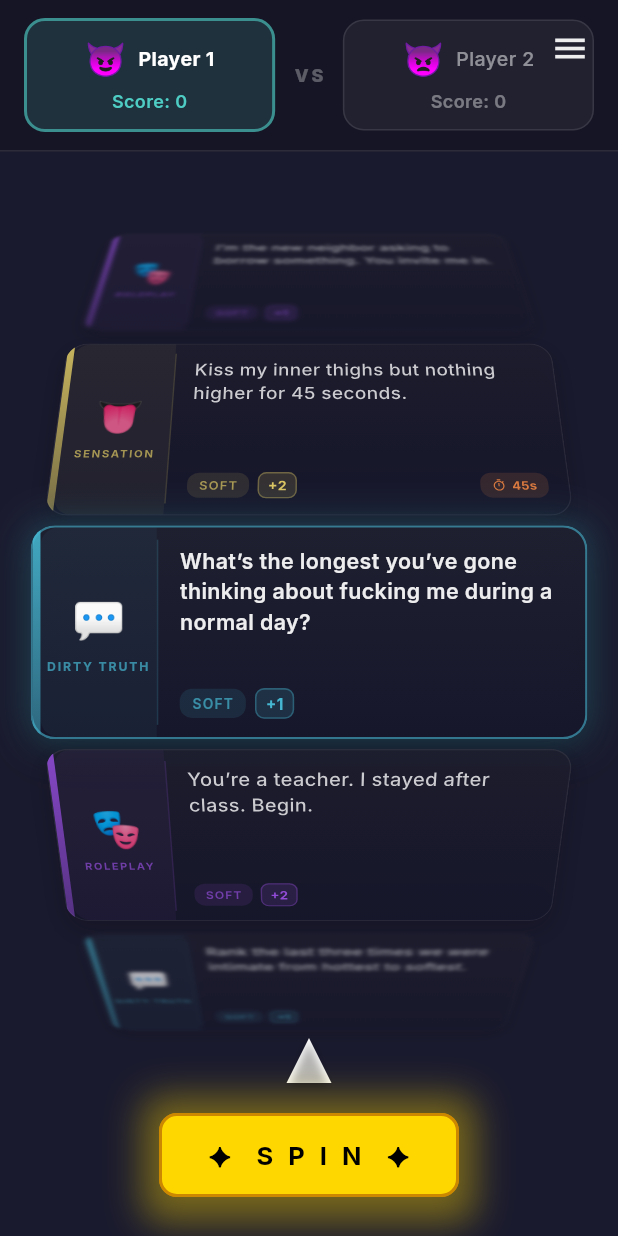
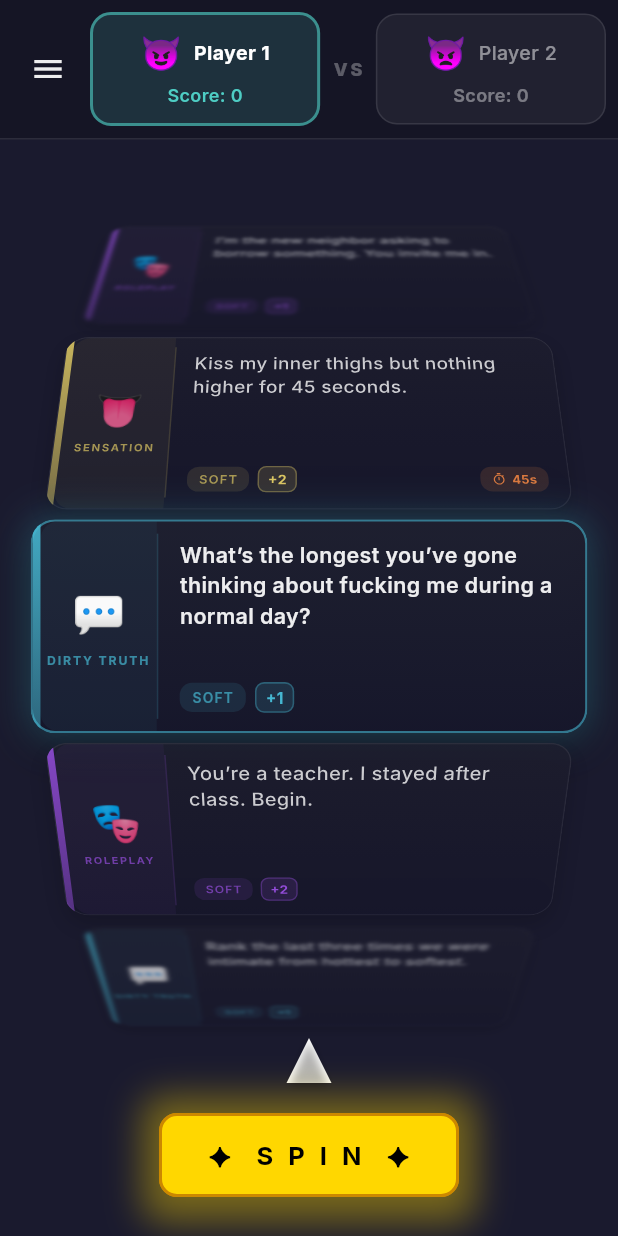
Before and after one commit to Juma1988/my_agents, a Flutter app: the screen it shows after launch, on a phone screen of 412 x 824 dp. Run offline on Flutter 3.47's test engine with Material 3 defaults, Android fonts, the phone set to English and light mode, and no system bars; our stand-ins replace flutter_animate, google_fonts, hive, hive_flutter; accounts and stored records are empty.

Commit message:
Move menu button into player toggle bar, no overlap

```diff
--- a/lib/screens/spin_screen.dart
+++ b/lib/screens/spin_screen.dart
@@ -332,12 +332,10 @@ class _SpinScreenState extends State<SpinScreen> {
         ? Colors.white.withValues(alpha: 0.92)
         : const Color(0xFF1A1A2E);
 
-    return Stack(
+    return Column(
       children: [
-        Column(
-          children: [
-            // Player toggle bar
-            _buildPlayerToggle(),
+        // Player toggle bar (includes menu button)
+        _buildPlayerToggle(textColor),
 
         // Card stack with pointer
         Expanded(
@@ -374,38 +372,14 @@ class _SpinScreenState extends State<SpinScreen> {
 
         const SizedBox(height: 20),
       ],
-        ),
-
-        // Menu button (top-right)
-        Positioned(
-          top: 8,
-          right: 8,
-          child: SafeArea(
-            child: Material(
-              color: Colors.transparent,
-              child: IconButton(
-                icon: Icon(
-                  Icons.menu,
-                  color: textColor,
-                  size: 26,
-                ),
-                onPressed: () {
-                  _scaffoldKey.currentState?.openEndDrawer();
-                },
-                splashRadius: 24,
-              ),
-            ),
-          ),
-        ),
-      ],
     );
   }
 
-  /// Player toggle bar at top of screen
-  Widget _buildPlayerToggle() {
+  /// Player toggle bar at top of screen (includes menu button)
+  Widget _buildPlayerToggle(Color textColor) {
     return Container(
       width: double.infinity,
-      padding: const EdgeInsets.symmetric(horizontal: 16, vertical: 12),
+      padding: const EdgeInsets.symmetric(horizontal: 8, vertical: 8),
       decoration: BoxDecoration(
         color: Colors.black.withValues(alpha: 0.2),
         border: Border(
@@ -414,8 +388,27 @@ class _SpinScreenState extends State<SpinScreen> {
           ),
         ),
       ),
+      child: SafeArea(
+        bottom: false,
         child: Row(
           children: [
+            // Menu button
+            IconButton(
+              icon: Icon(
+                Icons.menu,
+                color: textColor,
+                size: 24,
+              ),
+              onPressed: () {
+                _scaffoldKey.currentState?.openEndDrawer();
+              },
+              splashRadius: 20,
+              padding: const EdgeInsets.symmetric(horizontal: 8),
+              constraints: const BoxConstraints(),
+            ),
+
+            const SizedBox(width: 4),
+
             // Player 1
             Expanded(
               child: GestureDetector(
@@ -439,7 +432,7 @@ class _SpinScreenState extends State<SpinScreen> {
 
             // VS separator
             Padding(
-            padding: const EdgeInsets.symmetric(horizontal: 12),
+              padding: const EdgeInsets.symmetric(horizontal: 8),
               child: Text(
                 'VS',
                 style: GoogleFonts.inter(
@@ -472,6 +465,7 @@ class _SpinScreenState extends State<SpinScreen> {
               ),
             ),
           ],
+        ),
       ),
     );
   }
```
Lines whose indentation alone changed are shown as unchanged.
